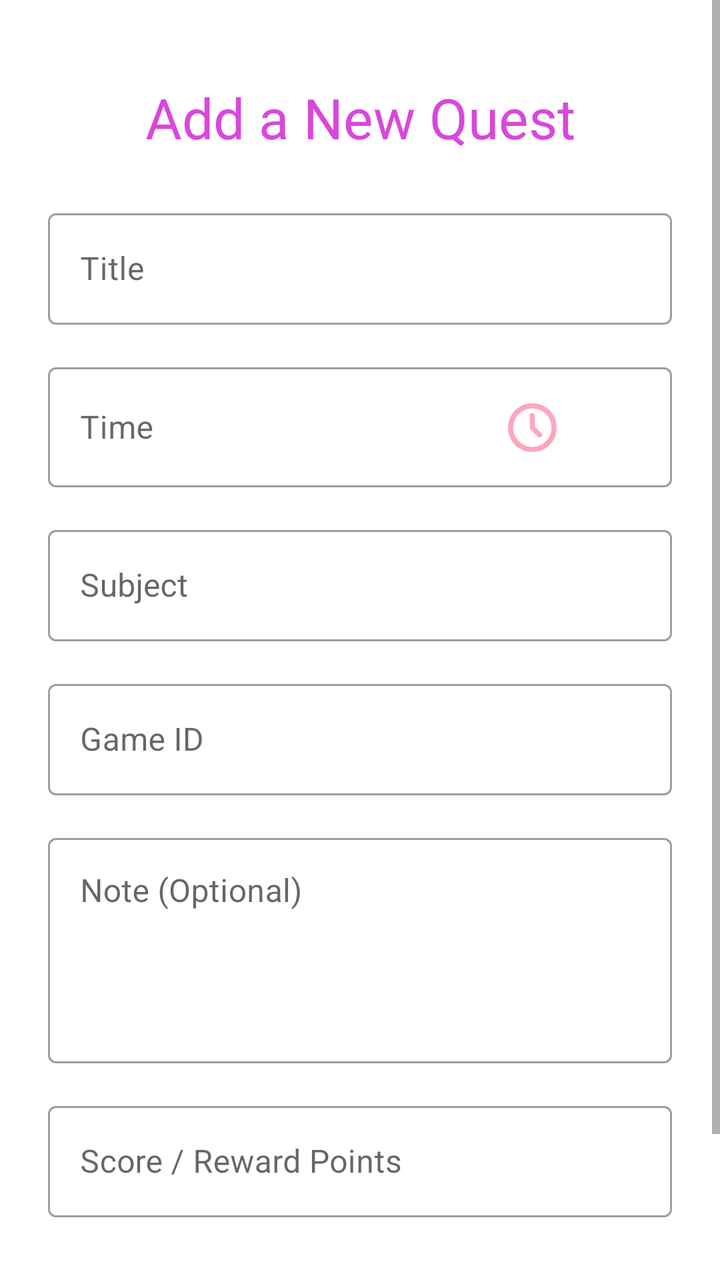
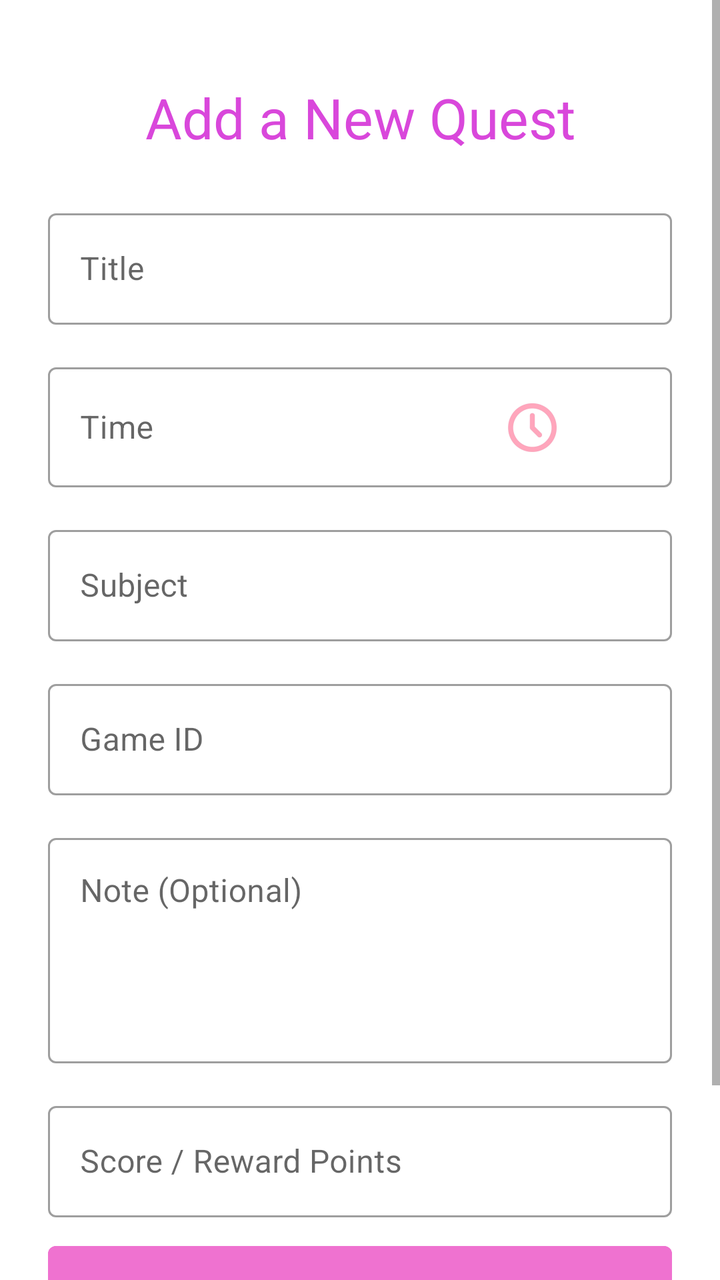

Two renders of the same Android screen: before a commit and after it. Below are the layout's source before the change and the commit's diff.
<!-- AndroidManifest.xml: application theme Theme.ReemaFinal2 -->
<!-- res/layout/activity_add_quest.xml -->
<?xml version="1.0" encoding="utf-8"?>
<ScrollView xmlns:android="http://schemas.android.com/apk/res/android"
    xmlns:app="http://schemas.android.com/apk/res-auto"
    xmlns:tools="http://schemas.android.com/tools"
    android:id="@+id/main"
    android:layout_width="match_parent"
    android:layout_height="match_parent"
    android:fillViewport="true">

    <androidx.constraintlayout.widget.ConstraintLayout
        android:layout_width="match_parent"
        android:layout_height="wrap_content"
        android:padding="24dp"
        tools:context=".AddQuest">

        
        <TextView
            android:id="@+id/tvAddQuestTitle"
            android:layout_width="wrap_content"
            android:layout_height="wrap_content"
            android:layout_marginTop="16dp"
            android:text="Add a New Quest"
            android:textAppearance="@style/TextAppearance.Material3.HeadlineMedium"
            android:textColor="#D947DB"
            app:layout_constraintEnd_toEndOf="parent"
            app:layout_constraintStart_toStartOf="parent"
            app:layout_constraintTop_toTopOf="parent" />

        
        <com.google.android.material.textfield.TextInputLayout
            android:id="@+id/tilQuestTitle"
            style="@style/Widget.MaterialComponents.TextInputLayout.OutlinedBox"
            android:layout_width="0dp"
            android:layout_height="wrap_content"
            android:layout_marginTop="24dp"
            android:hint="Title"
            app:layout_constraintEnd_toEndOf="parent"
            app:layout_constraintStart_toStartOf="parent"
            app:layout_constraintTop_toBottomOf="@id/tvAddQuestTitle">

            <com.google.android.material.textfield.TextInputEditText
                android:id="@+id/etQuestTitle"
                android:layout_width="match_parent"
                android:layout_height="wrap_content"
                android:inputType="textCapWords"
                android:maxLines="1" />
        </com.google.android.material.textfield.TextInputLayout>

        
        <com.google.android.material.textfield.TextInputLayout
            android:id="@+id/tilQuestTime"
            style="@style/Widget.MaterialComponents.TextInputLayout.OutlinedBox"
            android:layout_width="0dp"
            android:layout_height="wrap_content"
            android:layout_marginTop="16dp"
            android:hint="Time"
            app:layout_constraintEnd_toEndOf="parent"
            app:layout_constraintStart_toStartOf="parent"
            app:layout_constraintTop_toBottomOf="@id/tilQuestTitle">

            <com.google.android.material.textfield.TextInputEditText
                android:id="@+id/etQuestTime"
                android:layout_width="match_parent"
                android:layout_height="60dp"
                android:clickable="true"
                android:cursorVisible="false"
                android:drawableEnd="@mipmap/ic_lock_idle_alarm2"
                android:focusable="false"
                android:inputType="none" />
        </com.google.android.material.textfield.TextInputLayout>

        
        <com.google.android.material.textfield.TextInputLayout
            android:id="@+id/tilQuestSubject"
            style="@style/Widget.MaterialComponents.TextInputLayout.OutlinedBox"
            android:layout_width="0dp"
            android:layout_height="wrap_content"
            android:layout_marginTop="16dp"
            android:hint="Subject"
            app:layout_constraintEnd_toEndOf="parent"
            app:layout_constraintStart_toStartOf="parent"
            app:layout_constraintTop_toBottomOf="@id/tilQuestTime">

            <com.google.android.material.textfield.TextInputEditText
                android:id="@+id/etQuestSubject"
                android:layout_width="match_parent"
                android:layout_height="wrap_content"
                android:inputType="textCapWords"
                android:maxLines="1" />
        </com.google.android.material.textfield.TextInputLayout>

        
        <com.google.android.material.textfield.TextInputLayout
            android:id="@+id/tilGameId"
            style="@style/Widget.MaterialComponents.TextInputLayout.OutlinedBox"
            android:layout_width="0dp"
            android:layout_height="wrap_content"
            android:layout_marginTop="16dp"
            android:hint="Game ID"
            app:layout_constraintEnd_toEndOf="parent"
            app:layout_constraintStart_toStartOf="parent"
            app:layout_constraintTop_toBottomOf="@id/tilQuestSubject">

            <com.google.android.material.textfield.TextInputEditText
                android:id="@+id/etGameId"
                android:layout_width="match_parent"
                android:layout_height="wrap_content"
                android:inputType="text"
                android:maxLines="1" />
        </com.google.android.material.textfield.TextInputLayout>

        
        <com.google.android.material.textfield.TextInputLayout
            android:id="@+id/tilQuestNote"
            style="@style/Widget.MaterialComponents.TextInputLayout.OutlinedBox"
            android:layout_width="0dp"
            android:layout_height="wrap_content"
            android:layout_marginTop="16dp"
            android:hint="Note (Optional)"
            app:layout_constraintEnd_toEndOf="parent"
            app:layout_constraintStart_toStartOf="parent"
            app:layout_constraintTop_toBottomOf="@id/tilGameId">

            <com.google.android.material.textfield.TextInputEditText
                android:id="@+id/etQuestNote"
                android:layout_width="match_parent"
                android:layout_height="wrap_content"
                android:gravity="top"
                android:inputType="textMultiLine"
                android:minLines="4" />
        </com.google.android.material.textfield.TextInputLayout>

        
        <com.google.android.material.textfield.TextInputLayout
            android:id="@+id/tilQuestScore"
            style="@style/Widget.MaterialComponents.TextInputLayout.OutlinedBox"
            android:layout_width="0dp"
            android:layout_height="wrap_content"
            android:layout_marginTop="16dp"
            android:hint="Score / Reward Points"
            app:layout_constraintEnd_toEndOf="parent"
            app:layout_constraintStart_toStartOf="parent"
            app:layout_constraintTop_toBottomOf="@id/tilQuestNote">

            <com.google.android.material.textfield.TextInputEditText
                android:id="@+id/etQuestScore"
                android:layout_width="match_parent"
                android:layout_height="wrap_content"
                android:inputType="number"
                android:maxLines="1" />
        </com.google.android.material.textfield.TextInputLayout>
        

        
        <Button
            android:id="@+id/btnAddQuest"
            android:layout_width="0dp"
            android:layout_height="wrap_content"
            android:layout_marginTop="32dp"
            android:backgroundTint="#EF72D0"
            android:padding="12dp"
            android:text="Add Quest"
            android:textSize="16sp"
            app:layout_constraintBottom_toBottomOf="parent"
            app:layout_constraintEnd_toEndOf="parent"
            app:layout_constraintStart_toStartOf="parent"
            app:layout_constraintTop_toBottomOf="@id/tilQuestScore"
            app:layout_constraintVertical_bias="0.0" />

    </androidx.constraintlayout.widget.ConstraintLayout>
</ScrollView>
<!-- resources referenced by this layout -->
<resources>
  <!-- mipmap ic_lock_idle_alarm2: webp bitmap (mipmap-hdpi, 996 bytes) -->
  <style name="Theme.ReemaFinal2" parent="Base.Theme.ReemaFinal2" />
  <style name="Base.Theme.ReemaFinal2" parent="Theme.MaterialComponents.DayNight.NoActionBar">
          
      </style>
</resources>

<!-- the commit's change to res/layout/activity_add_quest.xml (unified diff, before → after) -->
@@ -152,20 +152,36 @@
         
 
         
+
+        <Button
+            android:id="@+id/btnCancel"
+            style="@style/Widget.Material3.Button.TextButton"
+            android:layout_width="0dp"
+            android:layout_height="wrap_content"
+            android:layout_marginTop="8dp"
+            android:text="Cancel and Go Back"
+            android:textColor="#757575"
+            android:textSize="16sp"
+            app:layout_constraintEnd_toEndOf="parent"
+            app:layout_constraintHorizontal_bias="0.0"
+            app:layout_constraintStart_toStartOf="parent"
+            app:layout_constraintTop_toBottomOf="@id/btnAddQuest" />
+
         <Button
             android:id="@+id/btnAddQuest"
             android:layout_width="0dp"
             android:layout_height="wrap_content"
-            android:layout_marginTop="32dp"
             android:backgroundTint="#EF72D0"
             android:padding="12dp"
             android:text="Add Quest"
             android:textSize="16sp"
             app:layout_constraintBottom_toBottomOf="parent"
             app:layout_constraintEnd_toEndOf="parent"
+            app:layout_constraintHorizontal_bias="0.0"
             app:layout_constraintStart_toStartOf="parent"
-            app:layout_constraintTop_toBottomOf="@id/tilQuestScore"
-            app:layout_constraintVertical_bias="0.0" />
+            app:layout_constraintTop_toBottomOf="@+id/tilQuestScore"
+            app:layout_constraintVertical_bias="0.13" />
+
 
     </androidx.constraintlayout.widget.ConstraintLayout>
 </ScrollView>
